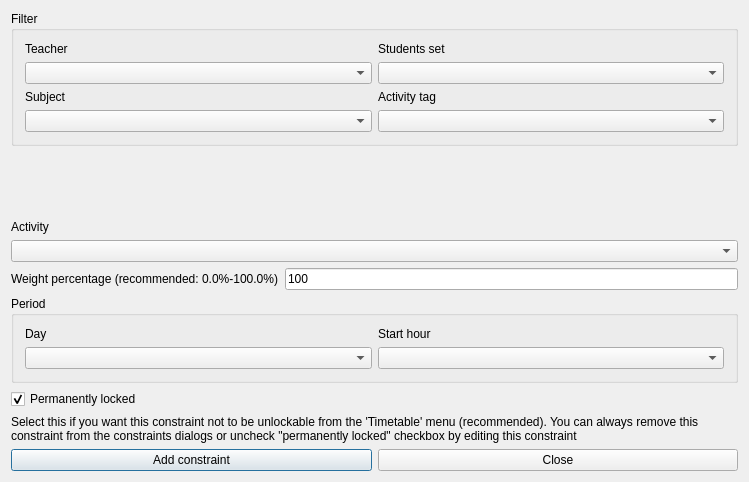
This is src/interface/addconstraintactivitypreferredstartingtimeform_template.ui in janLo/FET as Qt 5 draws it before an edit. The edited form follows.
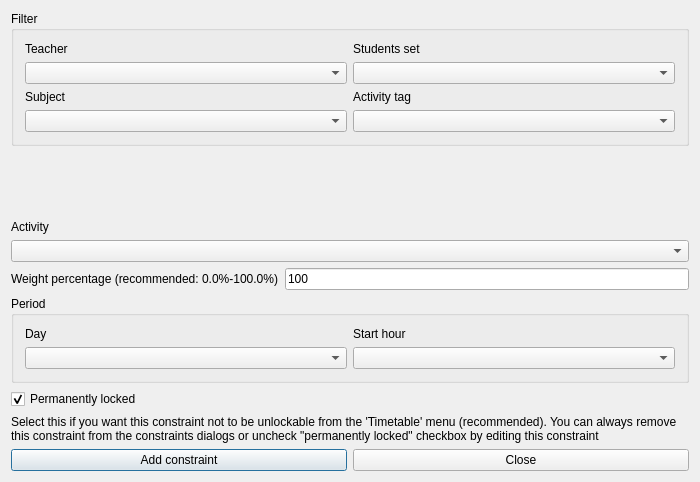
This is the edited form. Custom widgets are drawn as their Qt base class.

What changed in the file:
```diff
--- a/src/interface/addconstraintactivitypreferredstartingtimeform_template.ui
+++ b/src/interface/addconstraintactivitypreferredstartingtimeform_template.ui
@@ -6,7 +6,7 @@
    <rect>
     <x>0</x>
     <y>0</y>
-    <width>749</width>
+    <width>700</width>
     <height>482</height>
    </rect>
   </property>
```
